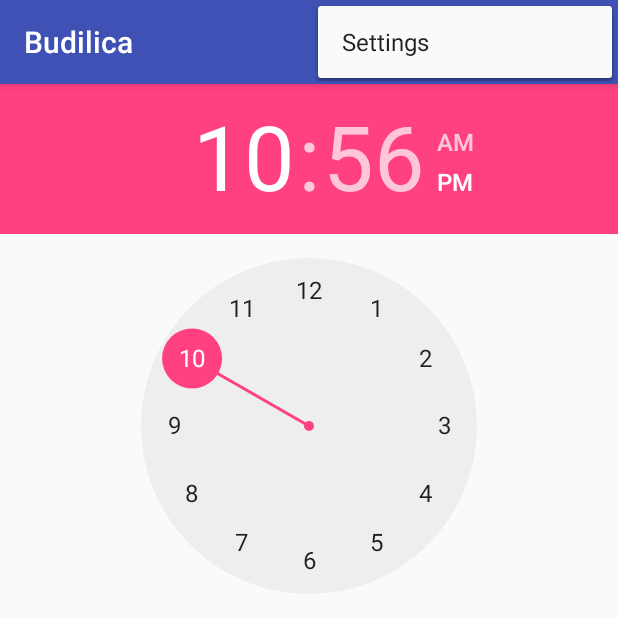
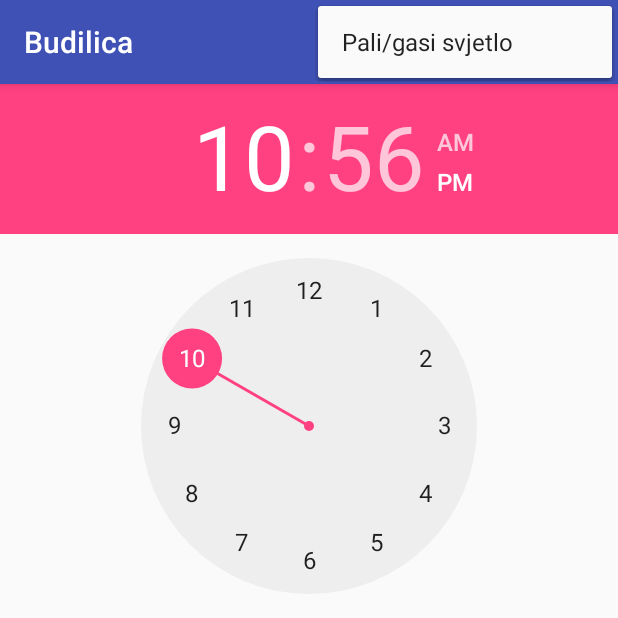
Before and after one commit to sebbonaut/Budilica, an Android app: the screen it shows after launch (MainActivity), with the options menu open, on a phone screen of 412 x 824 dp, the top half of it. Run offline under Robolectric (Android 15) with nearby library versions, the phone set to English and light mode, and no system bars.

Commit message:
opcija promjene pozadine

```diff
--- a/app/src/main/java/com/example/sehorva/budilica/MainActivity.java
+++ b/app/src/main/java/com/example/sehorva/budilica/MainActivity.java
@@ -4,6 +4,7 @@ import android.app.AlarmManager;
 import android.app.PendingIntent;
 import android.content.Context;
 import android.content.Intent;
+import android.graphics.Color;
 import android.icu.util.Calendar;
 import android.os.Bundle;
 import android.support.design.widget.FloatingActionButton;
@@ -23,6 +24,8 @@ import android.widget.TextView;
 import android.widget.TimePicker;
 import android.widget.Toast;
 
+import java.sql.Time;
+
 public class MainActivity extends AppCompatActivity implements AdapterView.OnItemSelectedListener{
 
     AlarmManager alarm_manager;
@@ -30,9 +33,14 @@ public class MainActivity extends AppCompatActivity implements AdapterView.OnIte
     TextView update_text;
     Context context;
     CheckBox repeat_alarm;
+    Spinner spinner;
 
     //ponavljam alarm ili ne
     boolean repeating;
+
+    //boja pozadine
+     int boja_pozadine = Color.WHITE;
+     int boja_teksta = Color.BLACK;
 
     //za stvaranje alarm managera
     PendingIntent pending_intent;
@@ -124,7 +132,7 @@ public class MainActivity extends AppCompatActivity implements AdapterView.OnIte
         });
 
         //stvaranje spinnera
-        Spinner spinner = (Spinner) findViewById(R.id.alarm_spinner);
+        spinner = (Spinner) findViewById(R.id.alarm_spinner);
         //stvaranje ArrayAdaptera koristeći string array i defaultni spinner layout
         ArrayAdapter<CharSequence> adapter = ArrayAdapter.createFromResource(this,
                 R.array.budilica_niz, R.layout.support_simple_spinner_dropdown_item);
@@ -184,7 +192,28 @@ public class MainActivity extends AppCompatActivity implements AdapterView.OnIte
         int id = item.getItemId();
 
         //noinspection SimplifiableIfStatement
-        if (id == R.id.action_settings) {
+        if (id == R.id.background_color) {
+            if(boja_pozadine == Color.WHITE)
+            {
+                //pozadina u crnu, tekst bijeli
+                boja_pozadine = Color.BLACK;
+                boja_teksta = Color.WHITE;
+            }
+            else if(boja_pozadine == Color.BLACK) {
+                //pozadina u bijelu, tekst crn
+                boja_pozadine = Color.WHITE;
+                boja_teksta = Color.BLACK;
+            }
+
+            //postavljanje boje pozadine
+            this.findViewById(R.id.pozadina).setBackgroundColor(boja_pozadine);
+            ((CheckBox)this.findViewById(R.id.checkBox)).setTextColor(boja_teksta);
+
+            ((Spinner)this.findViewById(R.id.alarm_spinner)).setBackgroundColor(boja_pozadine);
+            ((TextView) ((Spinner) this.findViewById(R.id.alarm_spinner)).getChildAt(0)).setTextColor(boja_teksta);
+
+            ((TextView) this.findViewById(R.id.update_text)).setTextColor(boja_teksta);
+
             return true;
         }
 
@@ -198,6 +227,8 @@ public class MainActivity extends AppCompatActivity implements AdapterView.OnIte
         //koji id je izabran iz spinnera
         //Toast.makeText(this, "spinner item je "+id, Toast.LENGTH_SHORT).show();
         choose_alarm_sound = (int) id;
+
+        ((TextView) ((Spinner) this.findViewById(R.id.alarm_spinner)).getChildAt(0)).setTextColor(boja_teksta);
     }
 
     @Override
--- a/app/src/main/res/layout/activity_main.xml
+++ b/app/src/main/res/layout/activity_main.xml
@@ -1,5 +1,6 @@
 <?xml version="1.0" encoding="utf-8"?>
 <LinearLayout
+    android:id="@+id/pozadina"
     xmlns:android="http://schemas.android.com/apk/res/android"
     xmlns:app="http://schemas.android.com/apk/res-auto"
     xmlns:tools="http://schemas.android.com/tools" android:layout_width="match_parent"
--- a/app/src/main/res/menu/menu_main.xml
+++ b/app/src/main/res/menu/menu_main.xml
@@ -2,6 +2,8 @@
     xmlns:app="http://schemas.android.com/apk/res-auto"
     xmlns:tools="http://schemas.android.com/tools"
     tools:context="com.example.sehorva.budilica.MainActivity">
-    <item android:id="@+id/action_settings" android:orderInCategory="100"
-        android:title="@string/action_settings" app:showAsAction="never" />
+    <item android:id="@+id/background_color"
+        android:orderInCategory="100"
+        android:title="@string/Boja_pozadine"
+        app:showAsAction="never" />
 </menu>
--- a/app/src/main/res/values/strings.xml
+++ b/app/src/main/res/values/strings.xml
@@ -1,6 +1,7 @@
 <resources>
     <string name="app_name">Budilica</string>
     <string name="action_settings">Settings</string>
+    <string name="Boja_pozadine">Pali/gasi svjetlo</string>
 
     <string-array name="budilica_niz">
         <item>Izaberi zvuk alarma</item>
```
